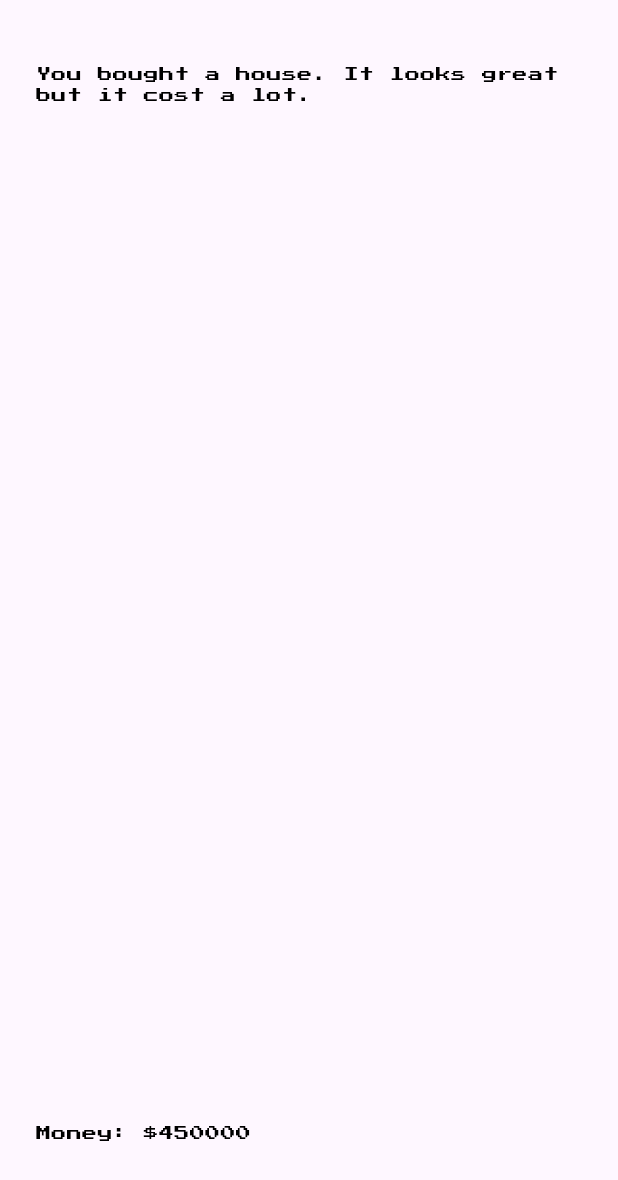
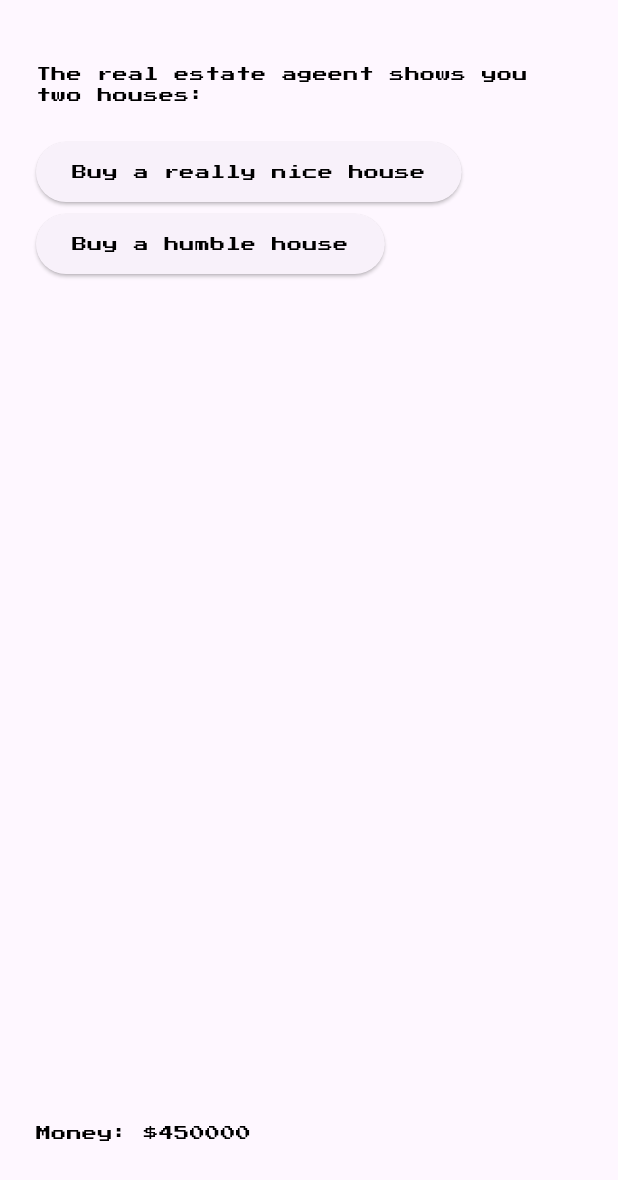
Before and after one commit to Starlumine/wicsc-hackathon, a Flutter app: the GameScreen screen opened directly, after a tap on "Buy a house", on a phone screen of 412 x 824 dp, the part 56-1236 px from its top. Run offline on Flutter 3.47's test engine with Material 3 defaults, Android fonts, the phone set to English and light mode, and no system bars.

Commit message:
added house scene

```diff
--- a/flutter_tamagotchi/lib/scenes.dart
+++ b/flutter_tamagotchi/lib/scenes.dart
@@ -21,8 +21,21 @@ final scenes = {
   ),
   'buy_house': Scene(
     id: 'buy_house',
-    text: 'You bought a house. It looks great but it cost a lot.',
-    choices: [],
+    text: 'The real estate ageent shows you two houses:',
+    choices: [
+      Choice(
+        text: 'Buy a really nice house',
+        nextSceneId: 'buy_nice_house',
+        moneyChange: -250000,
+        wisdomChange: 0,
+      ),
+      Choice(
+        text: 'Buy a humble house',
+        nextSceneId: 'buy_humble_house',
+        moneyChange: -100000,
+        wisdomChange: 0,
+      ),
+    ],
   ),
   'buy_car': Scene(
     id: 'buy_car',
```
